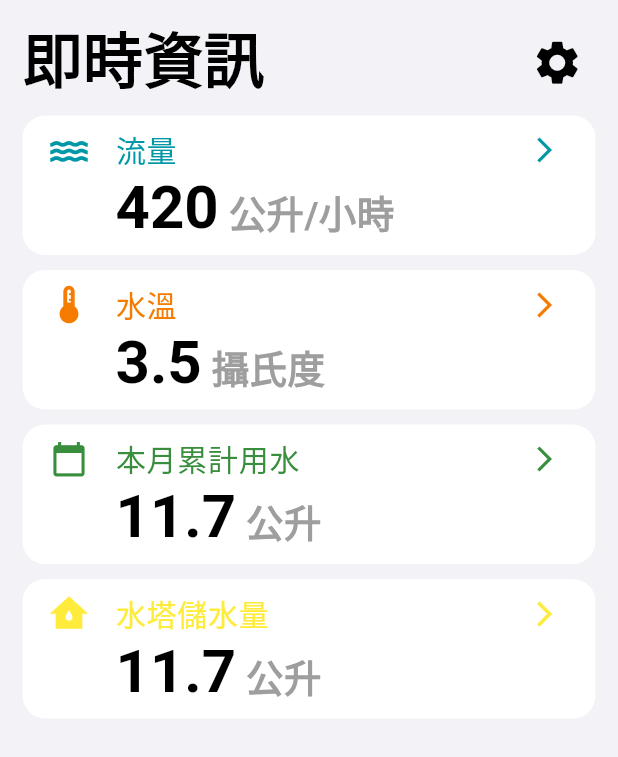
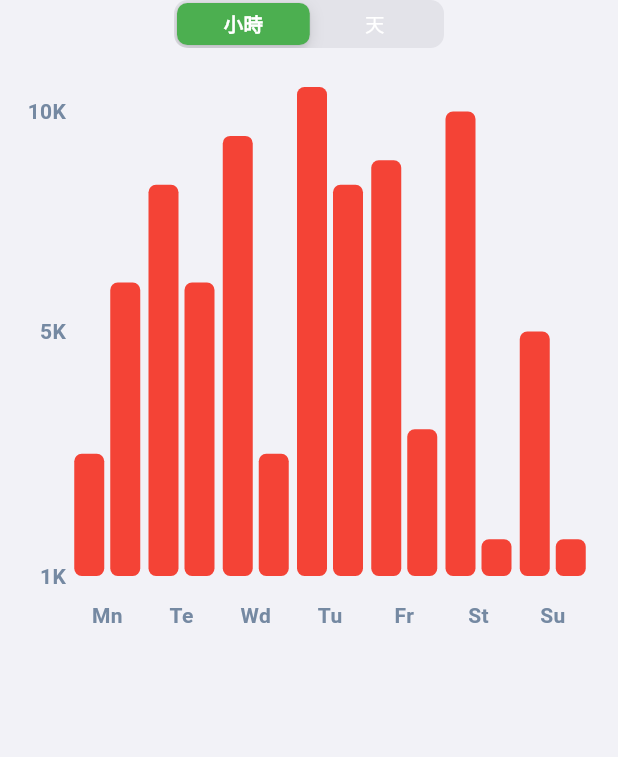
Before and after one commit to Smart-Water-Utilities-Project/smart_water_moblie, a Flutter app: the screen it shows after launch, after a tap on "流量", on a phone screen of 412 x 824 dp. Shown: the top 757 px of the screen. Run offline on Flutter 3.47's test engine with Material 2 defaults, Android fonts, the phone set to English and light mode, and no system bars; drawn by our look-alikes of animated_flip_counter, fl_chart; our stand-ins replace shared_preferences.

```diff
--- a/lib/page/summary/info_card.dart
+++ b/lib/page/summary/info_card.dart
@@ -1,17 +1,21 @@
 import 'package:flutter/material.dart';
 
 class InfoCard extends StatefulWidget {
-  const InfoCard({super.key,
-    required this.title,
-    required this.icon,
-    required this.textSpan,
-    required this.color
-  });
+  const InfoCard(
+      {super.key,
+      required this.title,
+      required this.icon,
+      required this.textSpan,
+      required this.color,
+      this.onTap
+    }) ;
 
   final Widget icon;
   final String title;
   final Color color;
   final List<Widget> textSpan;
+  final Function()? onTap;
+
   @override
   State<InfoCard> createState() => _InfoCardState();
 }
@@ -21,36 +25,23 @@
   Widget build(BuildContext context) {
     return ListTile(
       titleAlignment: ListTileTitleAlignment.top,
-      visualDensity: const VisualDensity(
-        horizontal: 0, vertical: -4
-      ),
-      shape: RoundedRectangleBorder( //<-- SEE HERE
+      visualDensity: const VisualDensity(horizontal: 0, vertical: -4),
+      shape: RoundedRectangleBorder(
+        //<-- SEE HERE
         borderRadius: BorderRadius.circular(15),
       ),
       leading: widget.icon,
-      title: Text(
-        widget.title,
-        style: TextStyle(
-          fontSize: 20,
-          color: widget.color
-        )
-      ),
+      title: Text(widget.title,
+          style: TextStyle(fontSize: 20, color: widget.color)),
       trailing: Padding(
-        padding: const EdgeInsets.only(top: 5),
-        child: Icon(
-          size: 20,
-          Icons.arrow_forward_ios,
-          color: widget.color
-        )
-      ),
+          padding: const EdgeInsets.only(top: 5),
+          child:
+              Icon(size: 20, Icons.arrow_forward_ios, color: widget.color)),
       subtitle: Row(
         mainAxisAlignment: MainAxisAlignment.start,
         crossAxisAlignment: CrossAxisAlignment.end,
         children: widget.textSpan,
       ),
-      onTap: () {
-
-      },
-    );
+      onTap: widget.onTap);
   }
 }
--- a/lib/page/summary/summary.dart
+++ b/lib/page/summary/summary.dart
@@ -6,6 +6,8 @@
 
 import 'dart:async';
 import 'dart:math';
+
+import 'package:smart_water_moblie/page/waterflow/waterflow.dart';
 
 class CounterModel with ChangeNotifier {
   double value = 0;
@@ -57,8 +59,10 @@
               textStyle: themeData.textTheme.titleLarge
             ),
             const Text(" 公升/小時", style: TextStyle(fontWeight: FontWeight.bold, color: Colors.grey))
-          ]
-        )
+          ],
+          onTap: () => Navigator.of(context).push(MaterialPageRoute(builder: (contxt) => WaterflowPage()))
+        ),
+
       ),
 
       ListenableBuilder(
--- /dev/null
+++ b/lib/page/waterflow/modeSelect.dart
@@ -0,0 +1,67 @@
+import 'package:flutter/material.dart';
+import 'package:flutter/cupertino.dart';
+
+enum ShowType {hour, day, week, month}
+
+
+const Map<ShowType, Color> skyColors = <ShowType, Color>{
+  ShowType.hour: Colors.green,
+  ShowType.day: Colors.green,
+  ShowType.week: Colors.green,
+  ShowType.month: Colors.green
+};
+
+class ModeSwitch extends StatefulWidget {
+  const ModeSwitch({
+    super.key,
+    required this.onChange,
+  });
+
+  @override
+  State<ModeSwitch> createState() => ModeSwitchState();
+
+  final VoidCallback? onChange;
+}
+
+class ModeSwitchState extends State<ModeSwitch> {
+  late ShowType selected;
+
+  @override
+  void initState() {
+    super.initState();
+    selected = ShowType.hour;
+  }
+
+  @override
+  Widget build(BuildContext context) {
+    final theme = Theme.of(context);
+    return Container(
+      margin: const EdgeInsets.fromLTRB(10, 0, 10, 10),
+      child: CupertinoSlidingSegmentedControl<ShowType>(
+        groupValue: selected,
+        thumbColor: skyColors[selected]!,
+        backgroundColor: theme.inputDecorationTheme.fillColor!,
+        onValueChanged: (ShowType? value) {
+          if (value != null) {
+            setState(() {selected = value;});
+            widget.onChange?.call();
+          }
+        },
+        children: const <ShowType, Widget>{
+          ShowType.hour: Padding(
+            padding: EdgeInsets.symmetric(horizontal: 20),
+            child: Text(
+              '小時', style: TextStyle(color: Colors.white)
+            )
+          ),
+          ShowType.day: Padding(
+            padding: EdgeInsets.symmetric(horizontal: 20),
+            child: Text(
+              '天', style: TextStyle(color: Colors.white)
+            )
+          )
+        },
+      )
+    );
+  }
+}
--- /dev/null
+++ b/lib/page/waterflow/waterflow.dart
@@ -0,0 +1,250 @@
+import 'package:flutter/material.dart';
+
+import 'package:fl_chart/fl_chart.dart';
+import 'package:flutter/cupertino.dart';
+
+import 'package:smart_water_moblie/page/waterflow/modeSelect.dart';
+
+class WaterflowPage extends StatefulWidget {
+  WaterflowPage({super.key});
+
+  final Color dark = Colors.black;
+  final Color normal = Colors.grey.shade800;
+  final Color light = Colors.white;
+
+  @override
+  State<WaterflowPage> createState() => _WaterflowPageState();
+}
+
+class _WaterflowPageState extends State<WaterflowPage> {
+
+  @override
+  Widget build(BuildContext context) {
+    final mediaQuery = MediaQuery.of(context);
+    final barsSpace = 4.0 * mediaQuery.size.width / 400;
+    final barsWidth = 8.0 * mediaQuery.size.width / 400;
+
+    return Scaffold(
+      appBar: AppBar(elevation: 0, toolbarHeight: 0),
+      body: Column(
+        children: [
+          ModeSwitch(
+            onChange: () {},
+          ),
+          BarChartSample2()
+        ],
+      )
+    );
+  }
+}
+
+class BarChartSample2 extends StatefulWidget {
+  const BarChartSample2({super.key});
+  final Color leftBarColor = Colors.red;
+  final Color rightBarColor = Colors.red;
+  final Color avgColor =
+      Colors.red;
+  @override
+  State<StatefulWidget> createState() => BarChartSample2State();
+}
+
+class BarChartSample2State extends State<BarChartSample2> {
+  final double width = 20;
+
+  late List<BarChartGroupData> rawBarGroups;
+  late List<BarChartGroupData> showingBarGroups;
+
+  int touchedGroupIndex = -1;
+
+  @override
+  void initState() {
+    super.initState();
+    final barGroup1 = makeGroupData(0, 5, 12);
+    final barGroup2 = makeGroupData(1, 16, 12);
+    final barGroup3 = makeGroupData(2, 18, 5);
+    final barGroup4 = makeGroupData(3, 20, 16);
+    final barGroup5 = makeGroupData(4, 17, 6);
+    final barGroup6 = makeGroupData(5, 19, 1.5);
+    final barGroup7 = makeGroupData(6, 10, 1.5);
+
+    final items = [
+      barGroup1,
+      barGroup2,
+      barGroup3,
+      barGroup4,
+      barGroup5,
+      barGroup6,
+      barGroup7,
+    ];
+
+    rawBarGroups = items;
+
+    showingBarGroups = rawBarGroups;
+  }
+
+  @override
+  Widget build(BuildContext context) {
+    return AspectRatio(
+      aspectRatio: 1,
+      child: Padding(
+        padding: const EdgeInsets.all(16),
+        child: Column(
+          crossAxisAlignment: CrossAxisAlignment.stretch,
+          children: <Widget>[
+            Expanded(
+              child: BarChart(
+                BarChartData(
+                  maxY: 20,
+                  barTouchData: BarTouchData(
+                    touchTooltipData: BarTouchTooltipData(
+                      tooltipBgColor: Colors.grey,
+                      getTooltipItem: (a, b, c, d) => null,
+                    ),
+                    touchCallback: (FlTouchEvent event, response) {
+                      if (response == null || response.spot == null) {
+                        setState(() {
+                          touchedGroupIndex = -1;
+                          showingBarGroups = List.of(rawBarGroups);
+                        });
+                        return;
+                      }
+
+                      touchedGroupIndex = response.spot!.touchedBarGroupIndex;
+
+                      setState(() {
+                        if (!event.isInterestedForInteractions) {
+                          touchedGroupIndex = -1;
+                          showingBarGroups = List.of(rawBarGroups);
+                          return;
+                        }
+                        showingBarGroups = List.of(rawBarGroups);
+                        if (touchedGroupIndex != -1) {
+                          var sum = 0.0;
+                          for (final rod
+                              in showingBarGroups[touchedGroupIndex].barRods) {
+                            sum += rod.toY;
+                          }
+                          final avg = sum /
+                              showingBarGroups[touchedGroupIndex]
+                                  .barRods
+                                  .length;
+
+                          showingBarGroups[touchedGroupIndex] =
+                              showingBarGroups[touchedGroupIndex].copyWith(
+                            barRods: showingBarGroups[touchedGroupIndex]
+                                .barRods
+                                .map((rod) {
+                              return rod.copyWith(
+                                  toY: avg, color: widget.avgColor);
+                            }).toList(),
+                          );
+                        }
+                      });
+                    },
+                  ),
+                  titlesData: FlTitlesData(
+                    show: true,
+                    rightTitles: const AxisTitles(
+                      sideTitles: SideTitles(showTitles: false),
+                    ),
+                    topTitles: const AxisTitles(
+                      sideTitles: SideTitles(showTitles: false),
+                    ),
+                    bottomTitles: AxisTitles(
+                      sideTitles: SideTitles(
+                        showTitles: true,
+                        getTitlesWidget: bottomTitles,
+                        reservedSize: 42,
+                      ),
+                    ),
+                    leftTitles: AxisTitles(
+                      sideTitles: SideTitles(
+                        showTitles: true,
+                        reservedSize: 28,
+                        interval: 1,
+                        getTitlesWidget: leftTitles,
+                      ),
+                    ),
+                  ),
+                  borderData: FlBorderData(
+                    show: false,
+                  ),
+                  barGroups: showingBarGroups,
+                  gridData: const FlGridData(show: false),
+                ),
+              ),
+            ),
+            const SizedBox(
+              height: 12,
+            ),
+          ],
+        ),
+      ),
+    );
+  }
+
+  Widget leftTitles(double value, TitleMeta meta) {
+    const style = TextStyle(
+      color: Color(0xff7589a2),
+      fontWeight: FontWeight.bold,
+      fontSize: 14,
+    );
+    String text;
+    if (value == 0) {
+      text = '1K';
+    } else if (value == 10) {
+      text = '5K';
+    } else if (value == 19) {
+      text = '10K';
+    } else {
+      return Container();
+    }
+    return SideTitleWidget(
+      axisSide: meta.axisSide,
+      space: 0,
+      child: Text(text, style: style),
+    );
+  }
+
+  Widget bottomTitles(double value, TitleMeta meta) {
+    final titles = <String>['Mn', 'Te', 'Wd', 'Tu', 'Fr', 'St', 'Su'];
+
+    final Widget text = Text(
+      titles[value.toInt()],
+      style: const TextStyle(
+        color: Color(0xff7589a2),
+        fontWeight: FontWeight.bold,
+        fontSize: 14,
+      ),
+    );
+
+    return SideTitleWidget(
+      axisSide: meta.axisSide,
+      space: 16, //margin top
+      child: text,
+    );
+  }
+
+  BarChartGroupData makeGroupData(int x, double y1, double y2) {
+    return BarChartGroupData(
+      barsSpace: 4,
+      x: x,
+      barRods: [
+        BarChartRodData(
+          toY: y1,
+          color: widget.leftBarColor,
+          width: width,
+          borderRadius: BorderRadius.circular(5)
+        ),
+        BarChartRodData(
+          toY: y2,
+          color: widget.rightBarColor,
+          width: width,
+          borderRadius: BorderRadius.circular(5)
+        ),
+      ],
+    );
+  }
+
+
+}
--- a/pubspec.yaml
+++ b/pubspec.yaml
@@ -38,6 +38,7 @@
   shared_preferences: ^2.2.2
   provider: ^6.0.5
   animated_flip_counter: ^0.2.6
+  fl_chart: ^0.64.0
 
 dev_dependencies:
   flutter_test:
```
Also changed, not shown: pubspec.lock.
